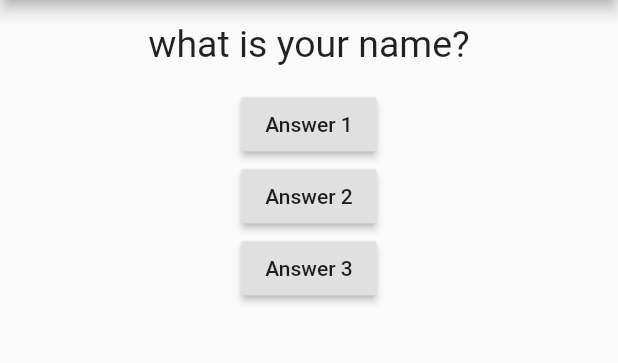
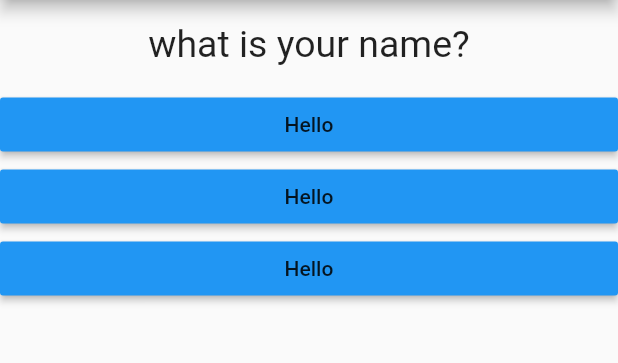
Before and after one commit to mfarhankz/start-learning-flutter, a Flutter app: the screen it shows after launch, on a phone screen of 412 x 824 dp, the part 84-447 px from its top. Run offline on Flutter 3.47's test engine with Material 2 defaults, Android fonts, the phone set to English and light mode, and no system bars.

Commit message:
add answer file

```diff
--- /dev/null
+++ b/first_app/lib/answer.dart
@@ -0,0 +1,19 @@
+import 'package:flutter/cupertino.dart';
+import 'package:flutter/material.dart';
+
+class Answer extends StatelessWidget {
+  final Function selectHandler;
+
+  Answer(this.selectHandler);
+  @override
+  Widget build(BuildContext context) {
+    return Container(
+      width: double.infinity,
+      child: RaisedButton(
+        color: Colors.blue,
+        child: Text('Hello'),
+        onPressed: selectHandler,
+      ),
+    );
+  }
+}
--- a/first_app/lib/main.dart
+++ b/first_app/lib/main.dart
@@ -1,5 +1,6 @@
 import 'package:flutter/material.dart';
 import './questions.dart';
+import './answer.dart';
 
 void main() => runApp(MyApp());
 
@@ -41,20 +42,9 @@ class _MyAppSatte extends State<MyApp> {
             Question(
               questions[_questionIndex],
             ),
-            RaisedButton(
-              child: Text('Answer 1'),
-              onPressed: _answerQuestion,
-            ),
-            RaisedButton(
-              child: Text('Answer 2'),
-              onPressed: () => print('Answer 2 Chooesen !'),
-            ),
-            RaisedButton(
-              child: Text('Answer 3'),
-              onPressed: () {
-                print('Answer 3 Chooesen !');
-              },
-            ),
+            Answer(_answerQuestion),
+            Answer(_answerQuestion),
+            Answer(_answerQuestion),
           ],
         ),
       ),
```
